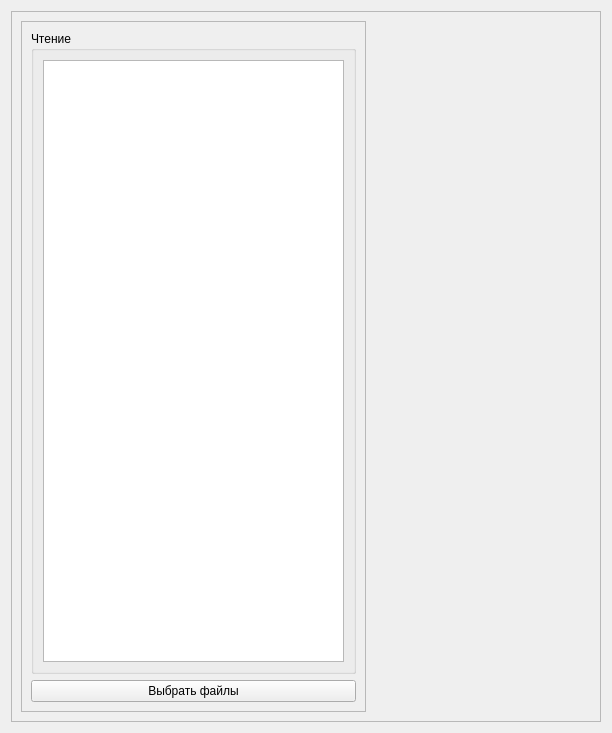
Old version of the form spg/UI/MainWidget/main_widget_ui.ui in the repository gasng/SPG.
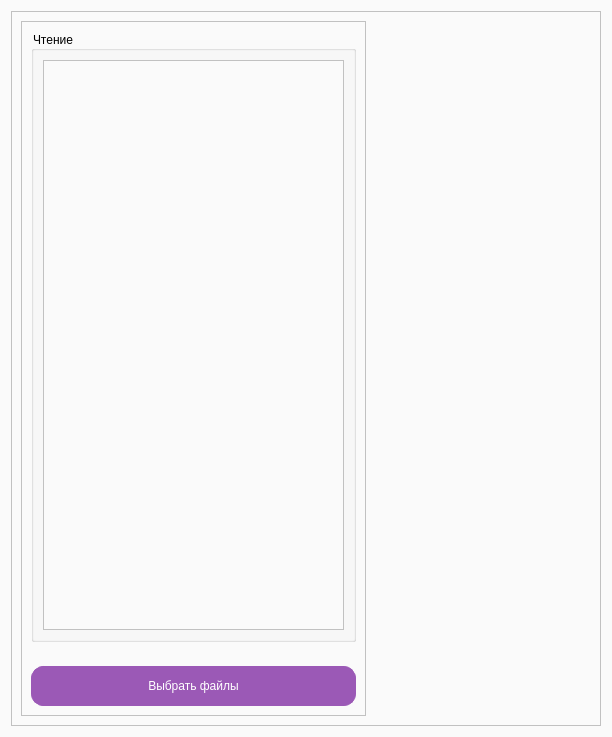
New version of the form.

Commit message: Добавил ST

Patch:
```diff
--- a/spg/UI/MainWidget/main_widget_ui.ui
+++ b/spg/UI/MainWidget/main_widget_ui.ui
@@ -7,12 +7,72 @@
     <x>0</x>
     <y>0</y>
     <width>612</width>
-    <height>733</height>
+    <height>737</height>
    </rect>
   </property>
   <property name="windowTitle">
    <string>Form</string>
   </property>
+  <property name="styleSheet">
+   <string notr="true">QWidget {
+  background-color: #fafafa;
+}
+
+QLabel {
+  color: #2c3e50;
+  font-weight: 400;
+}
+
+QLabel#heading {
+  color: #34495e;
+  font-size: 22px;
+  margin-bottom: 15px;
+}
+
+QLabel#subheading {
+  color: #95a5a6;
+  font-size: 13px;
+  font-weight: 300;
+  margin-bottom: 12px;
+}
+
+QLineEdit {
+  border-radius: 10px;
+  border: 1px solid #d5dbdb;
+  padding: 10px 20px;
+  background-color: #fff;
+  font-size: 14px;
+  color: #34495e;
+}
+
+QLineEdit:focus {
+  border: 1px solid #3498db;
+  box-shadow: 0 0 8px rgba(52, 152, 219, 0.4);
+}
+
+QLineEdit::placeholder {
+  color: #bdc3c7;
+}
+
+QPushButton {
+  background-color: #9b59b6;
+  color: #fff;
+  border-radius: 12px;
+  border: 1px solid #9b59b6;
+  padding: 12px 25px;
+  margin-top: 18px;
+  outline: none;
+  transition: all 0.3s ease;
+}
+
+QPushButton:hover,
+QPushButton:focus {
+  background-color: #8e44ad;
+  border: 1px solid #8e44ad;
+  transform: translateY(-3px);
+}
+</string>
+  </property>
   <layout class="QVBoxLayout" name="verticalLayout">
    <item>
     <widget class="QFrame" name="MainFrame">
```
The commit also changes 1 other file.
